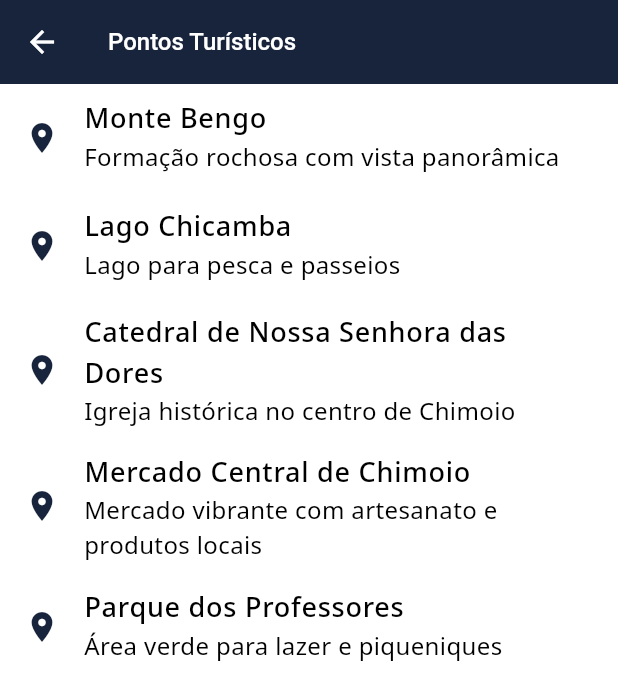
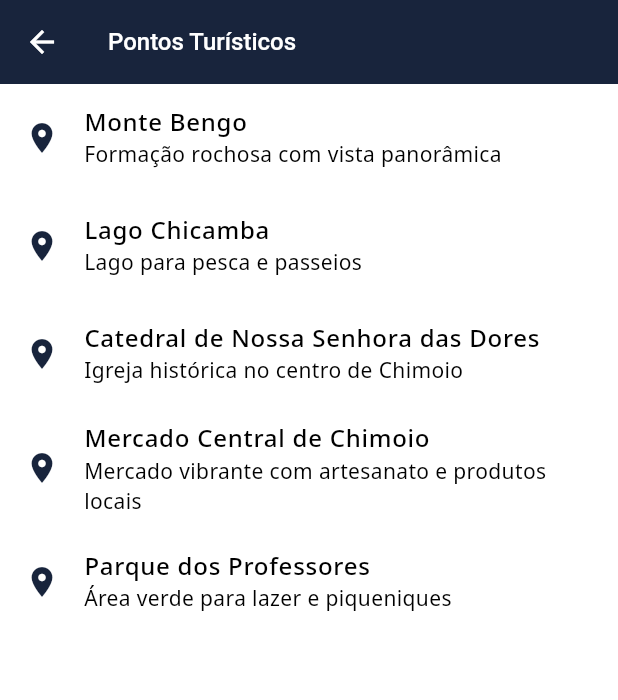
Before and after one commit to YMatique/chimoio_tour_guide, a Flutter app: the TouristSpotsScreen screen opened directly, on a phone screen of 412 x 824 dp. Shown: the top 700 px of the screen. Run offline on Flutter 3.47's test engine with Material 3 defaults, Android fonts, the phone set to English and light mode, and no system bars; our stand-ins replace google_maps_flutter, location, sqflite; accounts and stored records are empty.

Commit message:
customizing tourist_spot_screen

```diff
--- a/lib/screens/tourist_spot_screen.dart
+++ b/lib/screens/tourist_spot_screen.dart
@@ -26,8 +26,8 @@ class TouristSpotsScreen extends StatelessWidget {
               final spot = spots[index];
               return ListTile(
                 leading: Icon(Icons.place, color: Color(0xFF18243C)),
-                title: Text(spot.name),
-                subtitle: Text(spot.description),
+                title: Text(spot.name, style: TextStyle(fontSize: 16, fontWeight: FontWeight.w500),),
+                subtitle: Text(spot.description, style: TextStyle(fontSize: 14, fontWeight: FontWeight.w400),),
                 onTap: () {
                   Navigator.push(
                     context,
```
